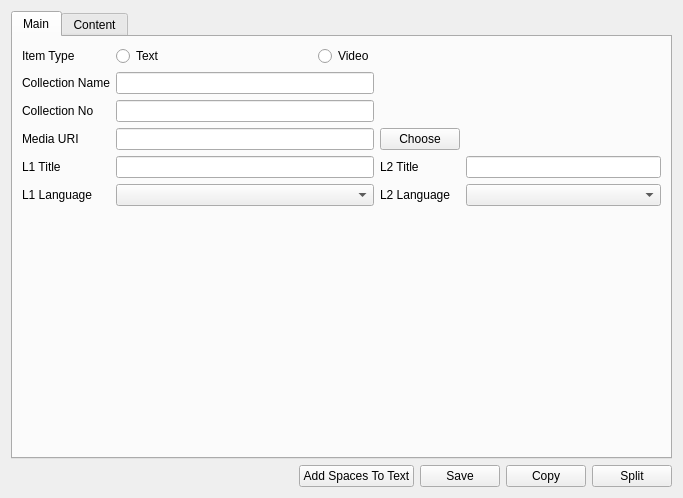
Before: the Qt Designer form qtdesigner/itemdialog.ui in t123/ReadingTool.Python, drawn with Qt 5.
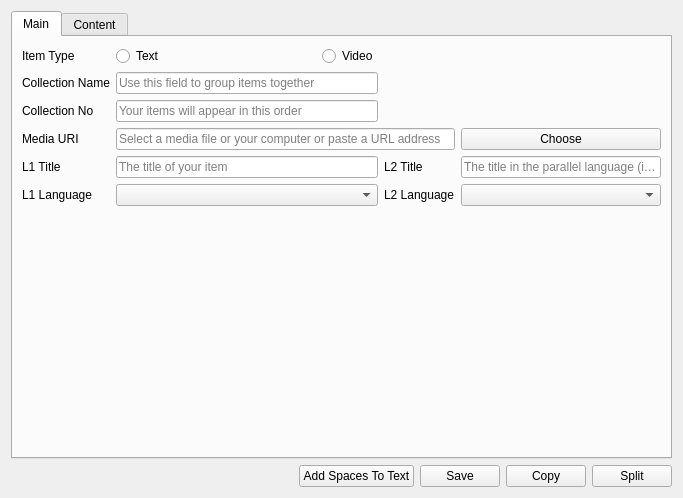
After: the same form once the commit is applied. Custom widgets are drawn as their Qt base class.

```diff
--- a/qtdesigner/itemdialog.ui
+++ b/qtdesigner/itemdialog.ui
@@ -61,6 +61,9 @@
              <property name="inputMask">
               <string/>
              </property>
+             <property name="placeholderText">
+              <string>Use this field to group items together</string>
+             </property>
             </widget>
            </item>
            <item row="2" column="0">
@@ -75,6 +78,9 @@
              <property name="inputMask">
               <string/>
              </property>
+             <property name="placeholderText">
+              <string>Your items will appear in this order</string>
+             </property>
             </widget>
            </item>
            <item row="3" column="0">
@@ -84,9 +90,6 @@
              </property>
             </widget>
            </item>
-           <item row="3" column="1" colspan="2">
-            <widget class="QLineEdit" name="leMediaURI"/>
-           </item>
            <item row="4" column="0">
             <widget class="QLabel" name="label_5">
              <property name="text">
@@ -102,6 +105,9 @@
              <property name="text">
               <string/>
              </property>
+             <property name="placeholderText">
+              <string>The title of your item</string>
+             </property>
             </widget>
            </item>
            <item row="4" column="3">
@@ -119,6 +125,9 @@
              <property name="text">
               <string/>
              </property>
+             <property name="placeholderText">
+              <string>The title in the parallel language (if any)</string>
+             </property>
             </widget>
            </item>
            <item row="5" column="0">
@@ -141,13 +150,20 @@
            <item row="5" column="4">
             <widget class="QComboBox" name="cbL2Language"/>
            </item>
-           <item row="3" column="3">
+           <item row="3" column="4">
             <widget class="QPushButton" name="pbChoose">
              <property name="text">
               <string>Choose</string>
              </property>
             </widget>
            </item>
+           <item row="3" column="1" colspan="3">
+            <widget class="QLineEdit" name="leMediaURI">
+             <property name="placeholderText">
+              <string>Select a media file or your computer or paste a URL address</string>
+             </property>
+            </widget>
+           </item>
           </layout>
          </item>
         </layout>
```
Left out of the diff: 30 changed lines with no effect on the pictures.
